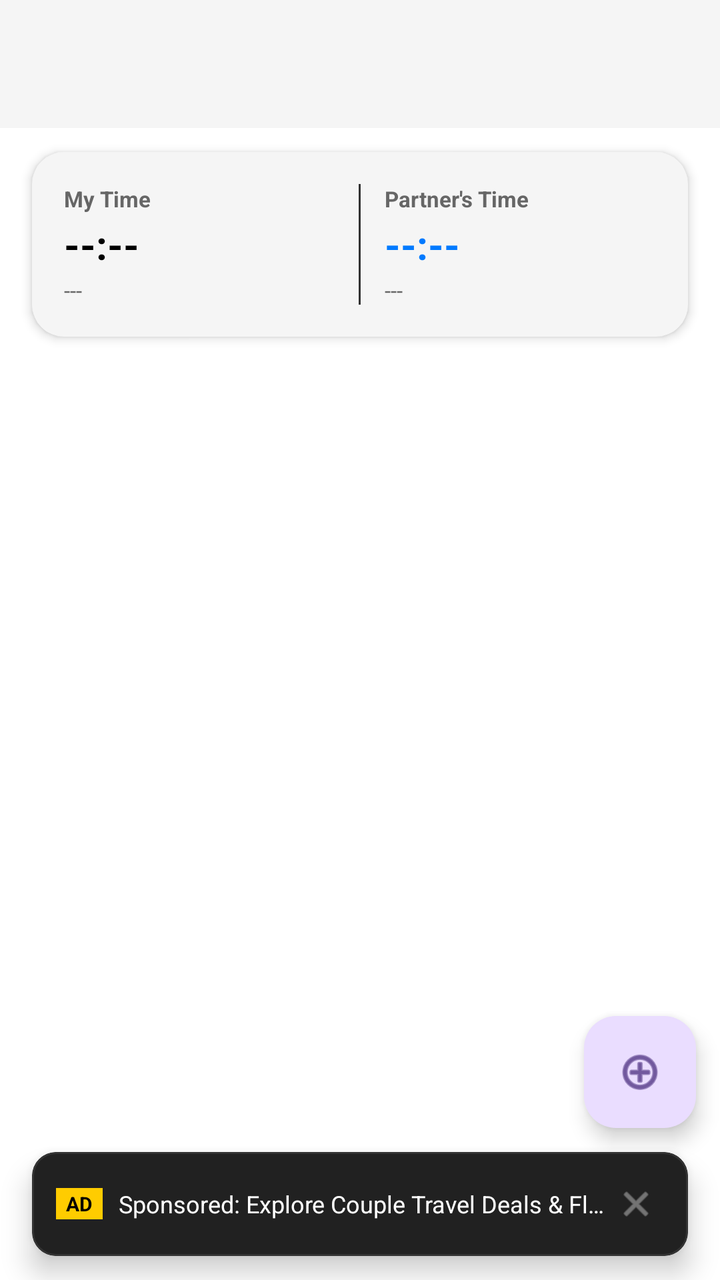
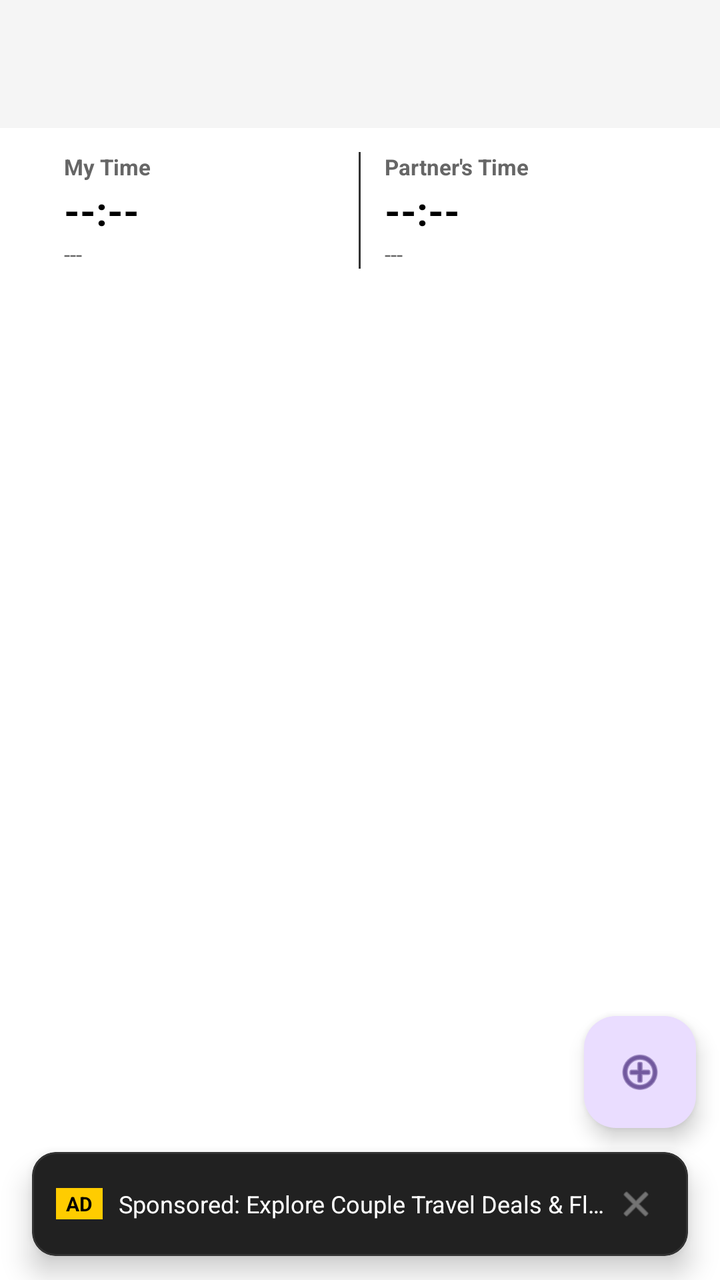

Compare the two renders of this Android layout. The source of the first and the diff that turns it into the second are given below.
<!-- AndroidManifest.xml: application theme Theme.ProjectCecily -->
<!-- res/layout/activity_flight.xml -->
<?xml version="1.0" encoding="utf-8"?>
<androidx.constraintlayout.widget.ConstraintLayout xmlns:android="http://schemas.android.com/apk/res/android"
    xmlns:app="http://schemas.android.com/apk/res-auto"
    android:layout_width="match_parent"
    android:layout_height="match_parent"
    android:background="@color/app_background">

    
    <com.google.android.material.appbar.AppBarLayout
        android:id="@+id/appBarLayout"
        android:layout_width="match_parent"
        android:layout_height="wrap_content"
        android:fitsSystemWindows="true"
        app:elevation="4dp"
        app:layout_constraintEnd_toEndOf="parent"
        app:layout_constraintStart_toStartOf="parent"
        app:layout_constraintTop_toTopOf="parent">

        <com.google.android.material.appbar.MaterialToolbar
            android:id="@+id/toolbar"
            android:layout_width="match_parent"
            android:layout_height="?attr/actionBarSize"
            android:background="@color/card_background" />
    </com.google.android.material.appbar.AppBarLayout>

    
    <com.google.android.material.card.MaterialCardView
        android:id="@+id/cardHeaderTimezone"
        android:layout_width="0dp"
        android:layout_height="wrap_content"
        android:layout_marginHorizontal="16dp"
        android:layout_marginTop="12dp"
        android:layout_marginBottom="4dp"
        app:cardBackgroundColor="@color/card_background"
        app:cardCornerRadius="16dp"
        app:cardElevation="3dp"
        app:strokeWidth="0dp"
        app:layout_constraintEnd_toEndOf="parent"
        app:layout_constraintStart_toStartOf="parent"
        app:layout_constraintTop_toBottomOf="@id/appBarLayout">

        <LinearLayout
            android:layout_width="match_parent"
            android:layout_height="wrap_content"
            android:orientation="vertical"
            android:padding="16dp">

            
            <LinearLayout
                android:id="@+id/layoutDualTimezone"
                android:layout_width="match_parent"
                android:layout_height="wrap_content"
                android:baselineAligned="false"
                android:orientation="horizontal"
                android:visibility="visible">

                
                <LinearLayout
                    android:layout_width="0dp"
                    android:layout_height="wrap_content"
                    android:layout_weight="1"
                    android:orientation="vertical">

                    <TextView
                        android:id="@+id/tvMyTzTitle"
                        android:layout_width="wrap_content"
                        android:layout_height="wrap_content"
                        android:text="My Time"
                        android:textColor="@color/text_secondary"
                        android:textSize="11sp"
                        android:textStyle="bold" />

                    <TextView
                        android:id="@+id/tvMyTimeClock"
                        android:layout_width="wrap_content"
                        android:layout_height="wrap_content"
                        android:layout_marginTop="2dp"
                        android:text="--:--"
                        android:textColor="@color/text_primary"
                        android:textSize="20sp"
                        android:textStyle="bold" />

                    <TextView
                        android:id="@+id/tvMyDateInfo"
                        android:layout_width="wrap_content"
                        android:layout_height="wrap_content"
                        android:layout_marginTop="2dp"
                        android:text="---"
                        android:textColor="@color/text_secondary"
                        android:textSize="11sp" />
                </LinearLayout>

                
                <View
                    android:layout_width="1dp"
                    android:layout_height="match_parent"
                    android:layout_marginHorizontal="12dp"
                    android:background="#333333" />

                
                <LinearLayout
                    android:layout_width="0dp"
                    android:layout_height="wrap_content"
                    android:layout_weight="1"
                    android:orientation="vertical">

                    <TextView
                        android:id="@+id/tvPartnerTzTitle"
                        android:layout_width="wrap_content"
                        android:layout_height="wrap_content"
                        android:text="Partner's Time"
                        android:textColor="@color/text_secondary"
                        android:textSize="11sp"
                        android:textStyle="bold" />

                    <TextView
                        android:id="@+id/tvPartnerTimeClock"
                        android:layout_width="wrap_content"
                        android:layout_height="wrap_content"
                        android:layout_marginTop="2dp"
                        android:text="--:--"
                        android:textColor="@color/nav_selected"
                        android:textSize="20sp"
                        android:textStyle="bold" />

                    <TextView
                        android:id="@+id/tvPartnerDateInfo"
                        android:layout_width="wrap_content"
                        android:layout_height="wrap_content"
                        android:layout_marginTop="2dp"
                        android:text="---"
                        android:textColor="@color/text_secondary"
                        android:textSize="11sp" />
                </LinearLayout>

            </LinearLayout>

            
            <LinearLayout
                android:id="@+id/layoutSingleTimezone"
                android:layout_width="match_parent"
                android:layout_height="wrap_content"
                android:gravity="center"
                android:orientation="vertical"
                android:visibility="gone">

                <TextView
                    android:id="@+id/tvSingleTimeClock"
                    android:layout_width="wrap_content"
                    android:layout_height="wrap_content"
                    android:text="--:--"
                    android:textColor="@color/text_primary"
                    android:textSize="20sp"
                    android:textStyle="bold" />

                <TextView
                    android:id="@+id/tvSingleDateInfo"
                    android:layout_width="wrap_content"
                    android:layout_height="wrap_content"
                    android:layout_marginTop="2dp"
                    android:text="--- • Same Timezone 💖"
                    android:textColor="@color/nav_selected"
                    android:textSize="12sp"
                    android:textStyle="bold" />

            </LinearLayout>

        </LinearLayout>
    </com.google.android.material.card.MaterialCardView>

    <androidx.recyclerview.widget.RecyclerView
        android:id="@+id/rvFlights"
        android:layout_width="0dp"
        android:layout_height="0dp"
        android:clipToPadding="false"
        android:padding="8dp"
        app:layout_constraintBottom_toTopOf="@id/cardBannerAd"
        app:layout_constraintEnd_toEndOf="parent"
        app:layout_constraintStart_toStartOf="parent"
        app:layout_constraintTop_toBottomOf="@id/cardHeaderTimezone" />

    
    <com.google.android.material.card.MaterialCardView
        android:id="@+id/cardBannerAd"
        android:layout_width="0dp"
        android:layout_height="52dp"
        android:layout_marginHorizontal="16dp"
        android:layout_marginBottom="12dp"
        app:cardBackgroundColor="#212121"
        app:cardCornerRadius="12dp"
        app:cardElevation="8dp"
        app:strokeColor="#333333"
        app:strokeWidth="1dp"
        app:layout_constraintBottom_toBottomOf="parent"
        app:layout_constraintEnd_toEndOf="parent"
        app:layout_constraintStart_toStartOf="parent">

        <LinearLayout
            android:layout_width="match_parent"
            android:layout_height="match_parent"
            android:gravity="center_vertical"
            android:orientation="horizontal"
            android:paddingHorizontal="12dp">

            <TextView
                android:layout_width="wrap_content"
                android:layout_height="wrap_content"
                android:background="#FFCC00"
                android:paddingHorizontal="5dp"
                android:paddingVertical="1dp"
                android:text="AD"
                android:textColor="#000000"
                android:textSize="10sp"
                android:textStyle="bold" />

            <TextView
                android:id="@+id/tvAdBannerText"
                android:layout_width="0dp"
                android:layout_height="wrap_content"
                android:layout_marginStart="8dp"
                android:layout_weight="1"
                android:ellipsize="end"
                android:singleLine="true"
                android:text="Sponsored: Explore Couple Travel Deals &amp; Flights ✈️"
                android:textColor="#FFFFFF"
                android:textSize="12sp" />

            <ImageView
                android:id="@+id/btnDismissAd"
                android:layout_width="28dp"
                android:layout_height="28dp"
                android:background="?attr/selectableItemBackgroundBorderless"
                android:clickable="true"
                android:contentDescription="Close Ad"
                android:focusable="true"
                android:padding="4dp"
                android:src="@android:drawable/ic_menu_close_clear_cancel"
                app:tint="#AAAAAA" />
        </LinearLayout>
    </com.google.android.material.card.MaterialCardView>

    <com.google.android.material.floatingactionbutton.FloatingActionButton
        android:id="@+id/fabAddFlight"
        android:layout_width="wrap_content"
        android:layout_height="wrap_content"
        android:layout_margin="12dp"
        android:contentDescription="Add flight"
        app:layout_constraintBottom_toTopOf="@id/cardBannerAd"
        app:layout_constraintEnd_toEndOf="parent"
        app:srcCompat="@android:drawable/ic_menu_add" />

</androidx.constraintlayout.widget.ConstraintLayout>
<!-- resources referenced by this layout -->
<resources>
  <color name="app_background">#FFFFFF</color>
  <color name="card_background">#F5F5F5</color>
  <color name="nav_selected">#007AFF</color>
  <color name="text_primary">#000000</color>
  <color name="text_secondary">#666666</color>
  <style name="Theme.ProjectCecily" parent="Base.Theme.ProjectCecily" />
  <style name="Base.Theme.ProjectCecily" parent="Theme.Material3.DayNight.NoActionBar">
          
          <item name="colorPrimary">@color/nav_selected</item>
          <item name="windowActionBar">false</item>
          <item name="windowNoTitle">true</item>
  
          
          <item name="colorOnSecondaryContainer">@color/nav_selected</item>
      </style>
</resources>

<!-- the commit's change to res/layout/activity_flight.xml (unified diff, before → after) -->
@@ -24,160 +24,153 @@
     </com.google.android.material.appbar.AppBarLayout>
 
     
-    <com.google.android.material.card.MaterialCardView
-        android:id="@+id/cardHeaderTimezone"
+    <LinearLayout
+        android:id="@+id/layoutHeaderTimezone"
         android:layout_width="0dp"
         android:layout_height="wrap_content"
         android:layout_marginHorizontal="16dp"
-        android:layout_marginTop="12dp"
-        android:layout_marginBottom="4dp"
-        app:cardBackgroundColor="@color/card_background"
-        app:cardCornerRadius="16dp"
-        app:cardElevation="3dp"
-        app:strokeWidth="0dp"
+        android:layout_marginTop="8dp"
+        android:orientation="vertical"
+        android:paddingHorizontal="16dp"
+        android:paddingVertical="4dp"
         app:layout_constraintEnd_toEndOf="parent"
         app:layout_constraintStart_toStartOf="parent"
         app:layout_constraintTop_toBottomOf="@id/appBarLayout">
 
+        
         <LinearLayout
+            android:id="@+id/layoutDualTimezone"
             android:layout_width="match_parent"
             android:layout_height="wrap_content"
-            android:orientation="vertical"
-            android:padding="16dp">
+            android:baselineAligned="false"
+            android:orientation="horizontal"
+            android:visibility="visible">
 
             
             <LinearLayout
-                android:id="@+id/layoutDualTimezone"
-                android:layout_width="match_parent"
-                android:layout_height="wrap_content"
-                android:baselineAligned="false"
-                android:orientation="horizontal"
-                android:visibility="visible">
-
-                
-                <LinearLayout
-                    android:layout_width="0dp"
-                    android:layout_height="wrap_content"
-                    android:layout_weight="1"
-                    android:orientation="vertical">
-
-                    <TextView
-                        android:id="@+id/tvMyTzTitle"
-                        android:layout_width="wrap_content"
-                        android:layout_height="wrap_content"
-                        android:text="My Time"
-                        android:textColor="@color/text_secondary"
-                        android:textSize="11sp"
-                        android:textStyle="bold" />
-
-                    <TextView
-                        android:id="@+id/tvMyTimeClock"
-                        android:layout_width="wrap_content"
-                        android:layout_height="wrap_content"
-                        android:layout_marginTop="2dp"
-                        android:text="--:--"
-                        android:textColor="@color/text_primary"
-                        android:textSize="20sp"
-                        android:textStyle="bold" />
-
-                    <TextView
-                        android:id="@+id/tvMyDateInfo"
-                        android:layout_width="wrap_content"
-                        android:layout_height="wrap_content"
-                        android:layout_marginTop="2dp"
-                        android:text="---"
-                        android:textColor="@color/text_secondary"
-                        android:textSize="11sp" />
-                </LinearLayout>
-
-                
-                <View
-                    android:layout_width="1dp"
-                    android:layout_height="match_parent"
-                    android:layout_marginHorizontal="12dp"
-                    android:background="#333333" />
-
-                
-                <LinearLayout
-                    android:layout_width="0dp"
-                    android:layout_height="wrap_content"
-                    android:layout_weight="1"
-                    android:orientation="vertical">
-
-                    <TextView
-                        android:id="@+id/tvPartnerTzTitle"
-                        android:layout_width="wrap_content"
-                        android:layout_height="wrap_content"
-                        android:text="Partner's Time"
-                        android:textColor="@color/text_secondary"
-                        android:textSize="11sp"
-                        android:textStyle="bold" />
-
-                    <TextView
-                        android:id="@+id/tvPartnerTimeClock"
-                        android:layout_width="wrap_content"
-                        android:layout_height="wrap_content"
-                        android:layout_marginTop="2dp"
-                        android:text="--:--"
-                        android:textColor="@color/nav_selected"
-                        android:textSize="20sp"
-                        android:textStyle="bold" />
-
-                    <TextView
-                        android:id="@+id/tvPartnerDateInfo"
-                        android:layout_width="wrap_content"
-                        android:layout_height="wrap_content"
-                        android:layout_marginTop="2dp"
-                        android:text="---"
-                        android:textColor="@color/text_secondary"
-                        android:textSize="11sp" />
-                </LinearLayout>
-
-            </LinearLayout>
-
-            
-            <LinearLayout
-                android:id="@+id/layoutSingleTimezone"
-                android:layout_width="match_parent"
-                android:layout_height="wrap_content"
-                android:gravity="center"
-                android:orientation="vertical"
-                android:visibility="gone">
-
-                <TextView
-                    android:id="@+id/tvSingleTimeClock"
-                    android:layout_width="wrap_content"
-                    android:layout_height="wrap_content"
+                android:layout_width="0dp"
+                android:layout_height="wrap_content"
+                android:layout_weight="1"
+                android:orientation="vertical">
+
+                <TextView
+                    android:id="@+id/tvMyTzTitle"
+                    android:layout_width="wrap_content"
+                    android:layout_height="wrap_content"
+                    android:text="My Time"
+                    android:textColor="@color/text_secondary"
+                    android:textSize="11sp"
+                    android:textStyle="bold" />
+
+                <TextView
+                    android:id="@+id/tvMyTimeClock"
+                    android:layout_width="wrap_content"
+                    android:layout_height="wrap_content"
+                    android:layout_marginTop="1dp"
                     android:text="--:--"
                     android:textColor="@color/text_primary"
                     android:textSize="20sp"
                     android:textStyle="bold" />
 
                 <TextView
-                    android:id="@+id/tvSingleDateInfo"
-                    android:layout_width="wrap_content"
-                    android:layout_height="wrap_content"
-                    android:layout_marginTop="2dp"
-                    android:text="--- • Same Timezone 💖"
-                    android:textColor="@color/nav_selected"
-                    android:textSize="12sp"
-                    android:textStyle="bold" />
-
+                    android:id="@+id/tvMyDateInfo"
+                    android:layout_width="wrap_content"
+                    android:layout_height="wrap_content"
+                    android:layout_marginTop="1dp"
+                    android:text="---"
+                    android:textColor="@color/text_secondary"
+                    android:textSize="11sp" />
             </LinearLayout>
 
+            
+            <View
+                android:layout_width="1dp"
+                android:layout_height="match_parent"
+                android:layout_marginHorizontal="12dp"
+                android:background="#333333" />
+
+            
+            <LinearLayout
+                android:layout_width="0dp"
+                android:layout_height="wrap_content"
+                android:layout_weight="1"
+                android:orientation="vertical">
+
+                <TextView
+                    android:id="@+id/tvPartnerTzTitle"
+                    android:layout_width="wrap_content"
+                    android:layout_height="wrap_content"
+                    android:text="Partner's Time"
+                    android:textColor="@color/text_secondary"
+                    android:textSize="11sp"
+                    android:textStyle="bold" />
+
+                <TextView
+                    android:id="@+id/tvPartnerTimeClock"
+                    android:layout_width="wrap_content"
+                    android:layout_height="wrap_content"
+                    android:layout_marginTop="1dp"
+                    android:text="--:--"
+                    android:textColor="@color/text_primary"
+                    android:textSize="20sp"
+                    android:textStyle="bold" />
+
+                <TextView
+                    android:id="@+id/tvPartnerDateInfo"
+                    android:layout_width="wrap_content"
+                    android:layout_height="wrap_content"
+                    android:layout_marginTop="1dp"
+                    android:text="---"
+                    android:textColor="@color/text_secondary"
+                    android:textSize="11sp" />
+            </LinearLayout>
+
         </LinearLayout>
-    </com.google.android.material.card.MaterialCardView>
+
+        
+        <LinearLayout
+            android:id="@+id/layoutSingleTimezone"
+            android:layout_width="match_parent"
+            android:layout_height="wrap_content"
+            android:gravity="center"
+            android:orientation="vertical"
+            android:visibility="gone">
+
+            <TextView
+                android:id="@+id/tvSingleTimeClock"
+                android:layout_width="wrap_content"
+                android:layout_height="wrap_content"
+                android:text="--:--"
+                android:textColor="@color/text_primary"
+                android:textSize="20sp"
+                android:textStyle="bold" />
+
+            <TextView
+                android:id="@+id/tvSingleDateInfo"
+                android:layout_width="wrap_content"
+                android:layout_height="wrap_content"
+                android:layout_marginTop="1dp"
+                android:text="--- • Same Timezone 💖"
+                android:textColor="@color/text_primary"
+                android:textSize="12sp"
+                android:textStyle="bold" />
+
+        </LinearLayout>
+
+    </LinearLayout>
 
     <androidx.recyclerview.widget.RecyclerView
         android:id="@+id/rvFlights"
         android:layout_width="0dp"
         android:layout_height="0dp"
         android:clipToPadding="false"
-        android:padding="8dp"
+        android:paddingHorizontal="8dp"
+        android:paddingTop="0dp"
+        android:paddingBottom="8dp"
         app:layout_constraintBottom_toTopOf="@id/cardBannerAd"
         app:layout_constraintEnd_toEndOf="parent"
         app:layout_constraintStart_toStartOf="parent"
-        app:layout_constraintTop_toBottomOf="@id/cardHeaderTimezone" />
+        app:layout_constraintTop_toBottomOf="@id/layoutHeaderTimezone" />
 
     
     <com.google.android.material.card.MaterialCardView
